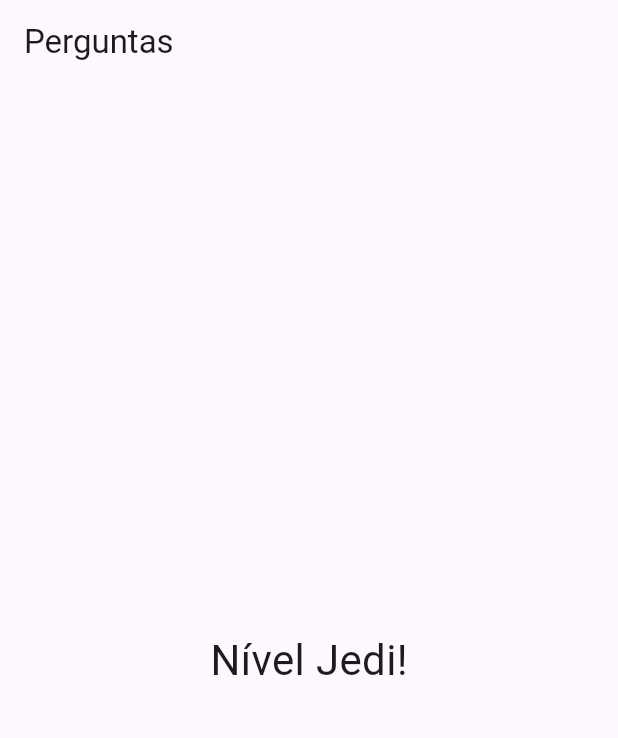
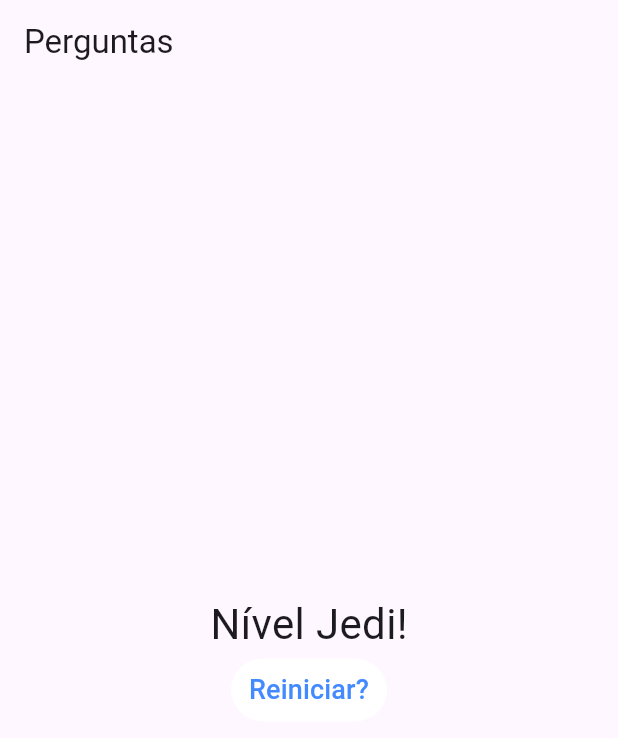
Before and after one commit to baakovi/projeto_perguntas, a Flutter app: the screen it shows after launch, after a tap on "Preto", after a tap on "Cobra", after a tap on "Léo", on a phone screen of 412 x 824 dp. Shown: the top 738 px of the screen. Run offline on Flutter 3.47's test engine with Material 3 defaults, Android fonts, the phone set to English and light mode, and no system bars.

```diff
--- a/lib/main.dart
+++ b/lib/main.dart
@@ -47,8 +47,15 @@ class _PerguntaAppState extends State<PerguntaApp> {
         _pontuacaoTotal += pontuacao;
       });
     }
-    print(_pontuacaoTotal);
+    // print(_pontuacaoTotal);
     // print(_perguntaSelecionada);
+  }
+
+  void _reiniciarFormulario() {
+    setState(() {
+      _perguntaSelecionada = 0;
+      _pontuacaoTotal = 0;
+    });
   }
 
   bool get temPerguntaSelecionada {
@@ -80,7 +87,7 @@ class _PerguntaAppState extends State<PerguntaApp> {
                 perguntaSelecionada: _perguntaSelecionada,
                 responder: _responder,
               )
-            : Resultado(_pontuacaoTotal),
+            : Resultado(_pontuacaoTotal, _reiniciarFormulario),
       ),
     );
   }
--- a/lib/resultado.dart
+++ b/lib/resultado.dart
@@ -3,7 +3,9 @@ import 'package:flutter/material.dart';
 class Resultado extends StatelessWidget {
   final int pontuacao;
 
-  Resultado(this.pontuacao);
+  final void Function() quandoReiniciarFormulario;
+
+  Resultado(this.pontuacao, this.quandoReiniciarFormulario);
 
   String get fraseResultado {
     if (pontuacao < 8) {
@@ -19,11 +21,29 @@ class Resultado extends StatelessWidget {
 
   @override
   Widget build(BuildContext context) {
-    return Center(
-      child: Text(
-        fraseResultado,
-        style: TextStyle(fontSize: 28),
-      ),
+    return Column(
+      mainAxisAlignment: MainAxisAlignment.center,
+      children: <Widget>[
+        Center(
+          child: Text(
+            fraseResultado,
+            style: TextStyle(fontSize: 28),
+          ),
+        ),
+        TextButton(
+          child: Text(
+            'Reiniciar?',
+            style: TextStyle(
+              fontSize: 18,
+            ),
+          ),
+          style: TextButton.styleFrom(
+            backgroundColor: Colors.white,
+            foregroundColor: Colors.blueAccent,
+          ),
+          onPressed: quandoReiniciarFormulario,
+        ),
+      ],
     );
   }
 }
```
Also changed, not shown: 1 other file.
